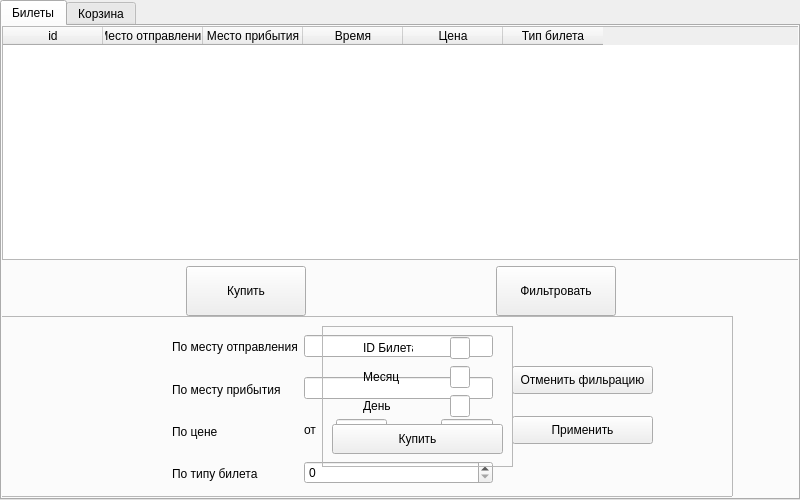
Old version of the form frontend/ui/userMenu.ui in the repository koccyx/TravelMaster.
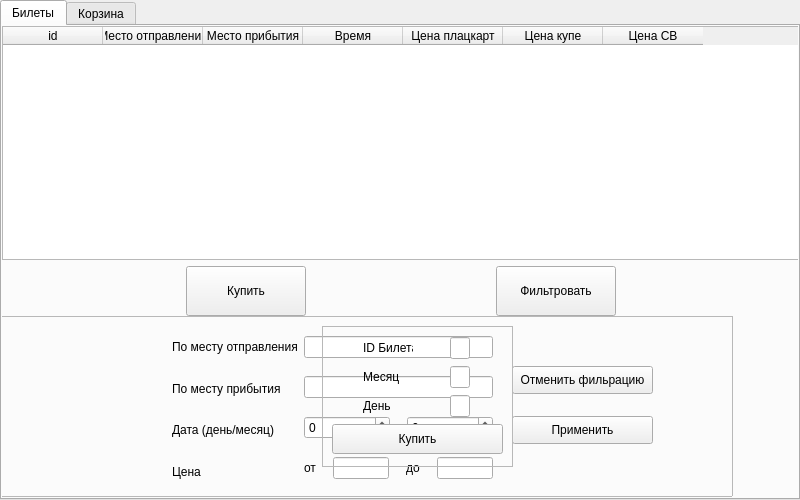
New version of the form.

Commit message: ticket price

What changed in the file:
```diff
--- a/frontend/ui/userMenu.ui
+++ b/frontend/ui/userMenu.ui
@@ -109,12 +109,17 @@
          </column>
          <column>
           <property name="text">
-           <string>Цена</string>
+           <string>Цена плацкарт</string>
           </property>
          </column>
          <column>
           <property name="text">
-           <string>Тип билета</string>
+           <string>Цена купе</string>
+          </property>
+         </column>
+         <column>
+          <property name="text">
+           <string>Цена СВ</string>
           </property>
          </column>
         </widget>
@@ -315,7 +320,7 @@
         <x>210</x>
         <y>10</y>
         <width>321</width>
-        <height>179</height>
+        <height>176</height>
        </rect>
       </property>
       <layout class="QHBoxLayout" name="horizontalLayout_6">
@@ -341,17 +346,17 @@
            </property>
           </widget>
          </item>
-         <item>
-          <widget class="QLabel" name="label_5">
-           <property name="text">
-            <string>По цене</string>
-           </property>
-          </widget>
-         </item>
          <item>
           <widget class="QLabel" name="label_4">
            <property name="text">
-            <string>По типу билета</string>
+            <string>Дата (день/месяц)</string>
+           </property>
+          </widget>
+         </item>
+         <item>
+          <widget class="QLabel" name="label_5">
+           <property name="text">
+            <string>Цена</string>
            </property>
           </widget>
          </item>
@@ -360,7 +365,7 @@
        <item>
         <layout class="QVBoxLayout" name="verticalLayout_3">
          <property name="spacing">
-          <number>20</number>
+          <number>17</number>
          </property>
          <property name="topMargin">
           <number>9</number>
@@ -374,6 +379,16 @@
          <item>
           <widget class="QLineEdit" name="destinationText"/>
          </item>
+         <item>
+          <layout class="QHBoxLayout" name="horizontalLayout_7">
+           <item>
+            <widget class="QSpinBox" name="dayFilterSpinbox"/>
+           </item>
+           <item>
+            <widget class="QSpinBox" name="monthFilterSpinbox"/>
+           </item>
+          </layout>
+         </item>
          <item>
           <layout class="QHBoxLayout" name="horizontalLayout_8">
            <item>
@@ -398,9 +413,6 @@
            </item>
           </layout>
          </item>
-         <item>
-          <widget class="QSpinBox" name="typeTicketSpinBox"/>
-         </item>
         </layout>
        </item>
       </layout>
```
The commit also changes 3 other files.
